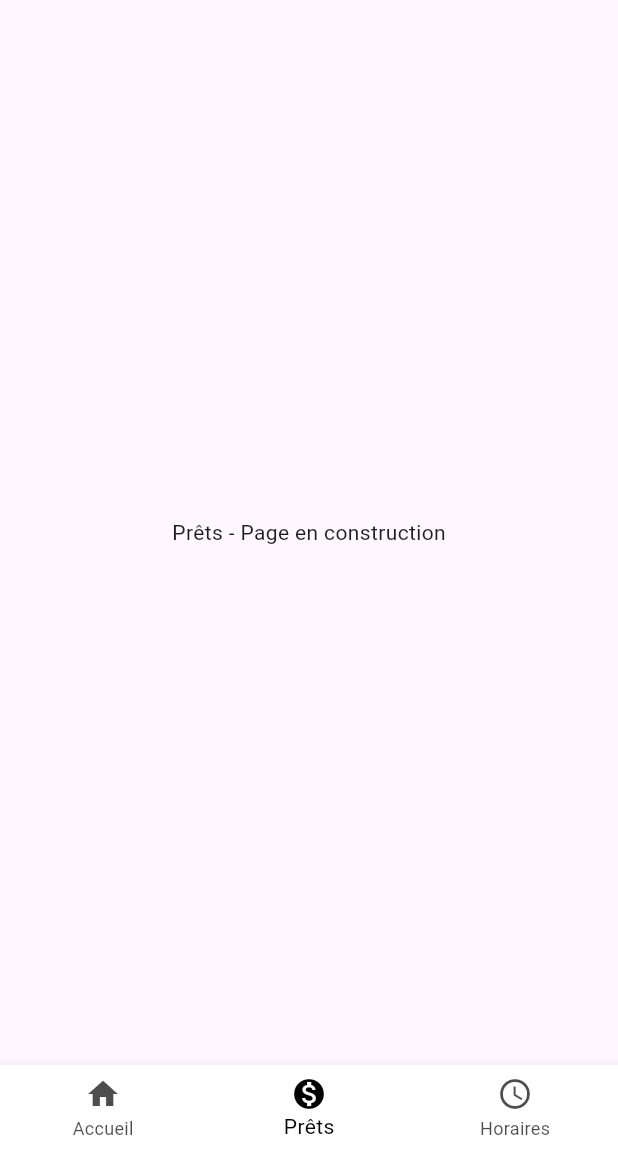
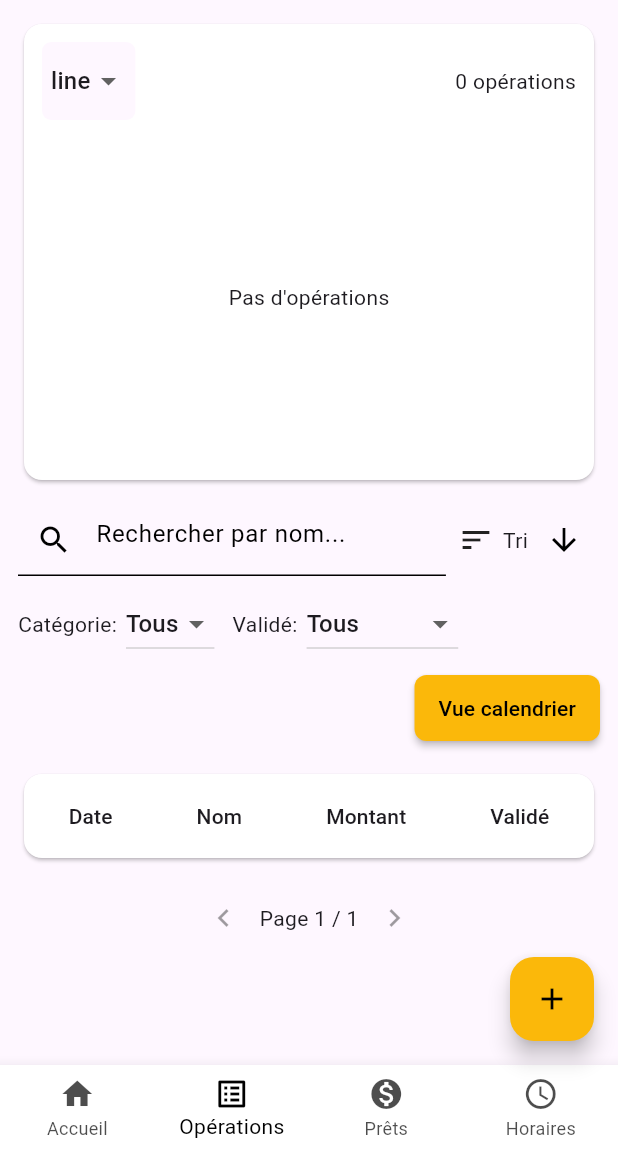
Before and after one commit to FloRobart/econoris_app, a Flutter app: the HomePage screen opened by its route, item 2 of the bottom bar chosen, on a phone screen of 412 x 824 dp, the part 84-1236 px from its top. Run offline on Flutter 3.47's test engine with Material 3 defaults, Android fonts, the phone set to English and light mode, and no system bars; our stand-ins replace fl_chart, flutter_dotenv, package_info_plus, shared_preferences, table_calendar; accounts and stored records are empty.

Commit message:
Ajout de la page des opérations

```diff
--- a/lib/app.dart
+++ b/lib/app.dart
@@ -5,6 +5,7 @@ import 'pages/login_page.dart';
 import 'pages/code_entry_page.dart';
 import 'pages/home_page.dart';
 import 'pages/profile_page.dart';
+import 'pages/operations_page.dart';
 import 'pages/placeholder_page.dart';
 import 'routes/root_router.dart';
 import 'config.dart';
@@ -90,6 +91,7 @@ class EconorisApp extends StatelessWidget {
               return LoginPage.login(initialError: error);
             },
             AppRoutes.home: (ctx) => const HomePage(),
+            AppRoutes.operations: (ctx) => const OperationsPage(),
             AppRoutes.profile: (ctx) => const ProfilePage(),
             AppRoutes.codeEntry: (ctx) {
               final args = ModalRoute.of(ctx)!.settings.arguments as Map<String, dynamic>?;
--- a/lib/navigation/app_routes.dart
+++ b/lib/navigation/app_routes.dart
@@ -4,6 +4,7 @@ class AppRoutes {
   static const String root = '/';
   static const String login = '/login';
   static const String home = '/home';
+  static const String operations = '/operations';
   static const String profile = '/profile';
   static const String codeEntry = '/code_entry';
   static const String placeholder = '/placeholder';
--- /dev/null
+++ b/lib/pages/operations_page.dart
@@ -0,0 +1,264 @@
+// ignore_for_file: use_build_context_synchronously
+
+import 'dart:convert';
+import 'package:flutter/material.dart';
+import 'package:shared_preferences/shared_preferences.dart';
+import 'package:intl/intl.dart';
+
+import '../models/operation.dart';
+import '../services/api_service.dart';
+import '../widgets/app_scaffold.dart';
+import '../navigation/app_routes.dart';
+import '../widgets/operations_chart.dart';
+import 'calendar_page.dart';
+import '../widgets/operation_dialogs.dart';
+import '../widgets/add_operation_fab.dart';
+
+class OperationsPage extends StatefulWidget {
+  const OperationsPage({super.key});
+  @override
+  State<OperationsPage> createState() => _OperationsPageState();
+}
+
+class _OperationsPageState extends State<OperationsPage> {
+  List<Operation> _operations = [];
+  String? _jwt;
+  bool _loading = false;
+  String? _error;
+
+  // UI state
+  String _chartType = 'line';
+  bool _tableView = true;
+  String _search = '';
+  String _sortField = 'operations_date';
+  bool _sortAsc = false;
+  String _categoryFilter = 'Tous';
+  String _validateFilter = 'Tous'; // Tous / Validé / Non validé
+
+  // Pagination
+  int _page = 1;
+  static const int _pageSize = 15;
+
+  @override
+  void initState() {
+    super.initState();
+    _init();
+  }
+
+  Future<void> _init() async {
+    final sp = await SharedPreferences.getInstance();
+    setState(() { _jwt = sp.getString('jwt'); });
+    await _fetchOperations();
+  }
+
+  Future<void> _fetchOperations() async {
+    if (_jwt == null) {
+      setState(() { _loading = false; _error = null; _operations = []; });
+      return;
+    }
+    setState(() { _loading = true; _error = null; });
+    try {
+      final resp = await ApiService.getOperations(_jwt!);
+      if (resp.statusCode >= 200 && resp.statusCode < 300) {
+        final body = resp.body;
+        if (body.isEmpty) {
+          setState(() { _operations = []; _loading = false; });
+          return;
+        }
+        final parsed = jsonDecode(body);
+        List<dynamic> list;
+        if (parsed is List) list = parsed;
+        else if (parsed is Map && parsed['rows'] is List) list = parsed['rows'];
+        else if (parsed is Map && parsed['data'] is List) list = parsed['data'];
+        else if (parsed is Map && parsed['operations'] is List) list = parsed['operations'];
+        else if (parsed is Map) list = [parsed];
+        else list = [];
+
+        final ops = list.map((e) => Operation.fromJson(Map<String, dynamic>.from(e as Map))).toList();
+        ops.sort((a, b) => b.levyDate.compareTo(a.levyDate));
+        setState(() { _operations = ops; _loading = false; _page = 1; });
+      } else {
+        String msg = 'Erreur (${resp.statusCode})';
+        try {
+          final parsed = jsonDecode(resp.body);
+          if (parsed is Map && parsed.containsKey('error')) msg = parsed['error'].toString();
+        } catch (_) {}
+        setState(() { _error = msg; _loading = false; });
+      }
+    } catch (e) {
+      setState(() { _error = e.toString(); _loading = false; });
+    }
+  }
+
+  List<Operation> get _filteredSorted {
+    var list = _operations.where((op) {
+      if (_categoryFilter != 'Tous' && op.category != _categoryFilter) return false;
+      if (_validateFilter == 'Validé' && !op.isValidate) return false;
+      if (_validateFilter == 'Non validé' && op.isValidate) return false;
+      if (_search.isNotEmpty) {
+        final s = _search.toLowerCase();
+        return op.label.toLowerCase().contains(s) || (op.source ?? '').toLowerCase().contains(s) || (op.destination ?? '').toLowerCase().contains(s);
+      }
+      return true;
+    }).toList();
+
+    list.sort((a, b) {
+      int res = 0;
+      switch (_sortField) {
+        case 'operations_amount': res = a.amount.compareTo(b.amount); break;
+        case 'operations_name': res = a.label.compareTo(b.label); break;
+        case 'operations_date': res = a.levyDate.compareTo(b.levyDate); break;
+        case 'operations_id': res = a.id.compareTo(b.id); break;
+        default: res = a.levyDate.compareTo(b.levyDate);
+      }
+      return _sortAsc ? res : -res;
+    });
+
+    return list;
+  }
+
+  void _openDetail(Operation op) async {
+    final result = await showDialog<String>(context: context, builder: (_) => OperationDetailDialog(operation: op));
+    if (result == 'deleted' || result == 'updated') await _fetchOperations();
+  }
+
+  @override
+  Widget build(BuildContext context) {
+    final ops = _filteredSorted;
+    final categories = ['Tous'] + _operations.map((e) => e.category).toSet().toList();
+    final totalPages = (ops.length / _pageSize).ceil().clamp(1, 9999);
+    final pageItems = ops.skip((_page - 1) * _pageSize).take(_pageSize).toList();
+    final theme = Theme.of(context);
+
+    return AppScaffold(
+      currentIndex: 1,
+      onProfilePressed: (ctx) => Navigator.of(ctx).pushNamed(AppRoutes.profile).then((_) => _init()),
+      floatingActionButton: AddOperationFab(onOperationCreated: (op) => setState(()=> _operations.insert(0, op)), operations: _operations),
+      body: _loading ? const Center(child: CircularProgressIndicator()) : RefreshIndicator(
+        onRefresh: _fetchOperations,
+        child: SingleChildScrollView(
+          physics: const AlwaysScrollableScrollPhysics(),
+          child: Padding(
+            padding: const EdgeInsets.all(12),
+            child: Column(crossAxisAlignment: CrossAxisAlignment.start, children: [
+              if (_error != null) Padding(padding: const EdgeInsets.only(bottom:8.0), child: Text(_error!, style: const TextStyle(color: Colors.red))),
+
+              // Chart card with chart type selector
+              Card(
+                child: Padding(
+                  padding: const EdgeInsets.all(12),
+                  child: Column(crossAxisAlignment: CrossAxisAlignment.start, children: [
+                    Row(children: [
+                      Container(
+                        padding: const EdgeInsets.symmetric(horizontal: 6, vertical: 2),
+                        decoration: BoxDecoration(color: theme.cardColor.withAlpha((0.95 * 255).toInt()), borderRadius: BorderRadius.circular(6)),
+                        child: DropdownButton<String>(
+                          value: _chartType,
+                          dropdownColor: theme.cardColor,
+                          underline: const SizedBox.shrink(),
+                          items: ['line', 'bar', 'pie'].map((s) => DropdownMenuItem(value: s, child: Text(s))).toList(),
+                          onChanged: (v) => setState(() => _chartType = v!),
+                        ),
+                      ),
+                      const Spacer(),
+                      Text('${ops.length} opérations', style: theme.textTheme.bodyMedium),
+                    ]),
+                    const SizedBox(height: 8),
+                    SizedBox(height: 220, child: OperationsChart(operations: ops, chartType: _chartType)),
+                  ]),
+                ),
+              ),
+
+              const SizedBox(height: 12),
+
+              // Controls: search, filters, sort
+              Row(children: [
+                Expanded(
+                  child: TextField(
+                    decoration: const InputDecoration(prefixIcon: Icon(Icons.search), hintText: 'Rechercher par nom...'),
+                    onChanged: (v) => setState(() { _search = v; _page = 1; }),
+                  ),
+                ),
+                const SizedBox(width: 8),
+                PopupMenuButton<String>(
+                  tooltip: 'Tri',
+                  onSelected: (v) => setState(() { _sortField = v; }),
+                  child: Row(children: const [Icon(Icons.sort), SizedBox(width:6), Text('Tri')]),
+                  itemBuilder: (_) => const [
+                    PopupMenuItem(value: 'operations_date', child: Text('Date')),
+                    PopupMenuItem(value: 'operations_name', child: Text('Nom')),
+                    PopupMenuItem(value: 'operations_amount', child: Text('Montant')),
+                    PopupMenuItem(value: 'operations_id', child: Text('ID')),
+                  ],
+                ),
+                IconButton(icon: Icon(_sortAsc ? Icons.arrow_upward : Icons.arrow_downward), onPressed: () => setState(() => _sortAsc = !_sortAsc)),
+              ]),
+
+              const SizedBox(height: 8),
+
+              Row(children: [
+                const Text('Catégorie:'),
+                const SizedBox(width: 6),
+                DropdownButton<String>(value: _categoryFilter, items: categories.map((c) => DropdownMenuItem(value: c, child: Text(c))).toList(), onChanged: (v) => setState(() { _categoryFilter = v!; _page = 1; })),
+                const SizedBox(width: 12),
+                const Text('Validé:'),
+                const SizedBox(width: 6),
+                DropdownButton<String>(value: _validateFilter, items: ['Tous', 'Validé', 'Non validé'].map((c) => DropdownMenuItem(value: c, child: Text(c))).toList(), onChanged: (v) => setState(() { _validateFilter = v!; _page = 1; })),
+              ]),
+
+              // Toggle button moved to its own line to avoid overflow on small screens
+              Padding(
+                padding: const EdgeInsets.only(top: 8.0, bottom: 4.0),
+                child: Align(alignment: Alignment.centerRight, child: ElevatedButton(onPressed: () => setState(() => _tableView = !_tableView), child: Text(_tableView ? 'Vue calendrier' : 'Vue tableau'))),
+              ),
+
+              const SizedBox(height: 12),
+
+              // List / table (toggle between DataTable and calendar view)
+              if (_tableView) ...[
+                Padding(
+                  padding: const EdgeInsets.only(bottom: 12.0),
+                  child: Card(
+                    child: Center(
+                      child: SingleChildScrollView(
+                        scrollDirection: Axis.horizontal,
+                        child: DataTable(
+                          columns: const [
+                            DataColumn(label: Text('Date')),
+                            DataColumn(label: Text('Nom')),
+                            DataColumn(label: Text('Montant'), numeric: true),
+                            DataColumn(label: Text('Validé')),
+                          ],
+                          rows: pageItems.map((o) => DataRow(cells: [
+                            DataCell(Text(DateFormat('yyyy-MM-dd').format(o.levyDate)), onTap: () => _openDetail(o)),
+                            DataCell(Text(o.label), onTap: () => _openDetail(o)),
+                            DataCell(Text(o.amount.toStringAsFixed(2)), onTap: () => _openDetail(o)),
+                            DataCell(Icon(o.isValidate ? Icons.check_circle : Icons.remove_circle), onTap: () => _openDetail(o)),
+                          ])).toList(),
+                        ),
+                      ),
+                    ),
+                  ),
+                ),
+              ] else ...[
+                // When embedded in the operations page we disable CalendarPage's
+                // internal scrolling so the outer page scroll is used instead.
+                CalendarPage(operations: ops, onOperationTap: (op) => _openDetail(op), noScroll: true),
+              ],
+
+              // Pagination controls (mobile-friendly) - only for table view
+              if (_tableView)
+                Row(mainAxisAlignment: MainAxisAlignment.center, children: [
+                  IconButton(icon: const Icon(Icons.chevron_left), onPressed: _page > 1 ? () => setState(() => _page--) : null),
+                  Text('Page $_page / $totalPages'),
+                  IconButton(icon: const Icon(Icons.chevron_right), onPressed: _page < totalPages ? () => setState(() => _page++) : null),
+                ]),
+
+              const SizedBox(height: 40),
+            ]),
+          ),
+        ),
+      ),
+    );
+  }
+}
--- a/lib/pages/placeholder_page.dart
+++ b/lib/pages/placeholder_page.dart
@@ -7,8 +7,9 @@ class PlaceholderPage extends StatelessWidget {
   const PlaceholderPage({super.key, required this.title});
 
   int _indexForTitle() {
-    if (title.toLowerCase().contains('prêt') || title.toLowerCase().contains('prêts')) return 1;
-    if (title.toLowerCase().contains('horaire') || title.toLowerCase().contains('horaires')) return 2;
+    if (title.toLowerCase().contains('opération') || title.toLowerCase().contains('opérations')) return 1;
+    if (title.toLowerCase().contains('prêt') || title.toLowerCase().contains('prêts')) return 2;
+    if (title.toLowerCase().contains('horaire') || title.toLowerCase().contains('horaires')) return 3;
     return 0;
   }
 
--- a/lib/widgets/app_scaffold.dart
+++ b/lib/widgets/app_scaffold.dart
@@ -35,8 +35,9 @@ class AppScaffold extends StatelessWidget {
     // so pages don't pile up on top of each other. Use pushNamedAndRemoveUntil
     // to leave only the newly selected route on the stack.
     if (i == 0) Navigator.of(context).pushNamedAndRemoveUntil(AppRoutes.home, (r) => r.isFirst);
-    if (i == 1) Navigator.of(context).pushNamedAndRemoveUntil(AppRoutes.placeholder, (r) => r.isFirst, arguments: {'title': 'Prêts'});
-    if (i == 2) Navigator.of(context).pushNamedAndRemoveUntil(AppRoutes.placeholder, (r) => r.isFirst, arguments: {'title': 'Horaires'});
+    if (i == 1) Navigator.of(context).pushNamedAndRemoveUntil(AppRoutes.operations, (r) => r.isFirst);
+    if (i == 2) Navigator.of(context).pushNamedAndRemoveUntil(AppRoutes.placeholder, (r) => r.isFirst, arguments: {'title': 'Prêts'});
+    if (i == 3) Navigator.of(context).pushNamedAndRemoveUntil(AppRoutes.placeholder, (r) => r.isFirst, arguments: {'title': 'Horaires'});
   }
 
   @override
@@ -146,6 +147,7 @@ class AppScaffold extends StatelessWidget {
         type: BottomNavigationBarType.fixed,
         items: const [
           BottomNavigationBarItem(icon: Icon(Icons.home), label: 'Accueil'),
+          BottomNavigationBarItem(icon: Icon(Icons.list_alt), label: 'Opérations'),
           BottomNavigationBarItem(icon: Icon(Icons.monetization_on), label: 'Prêts'),
           BottomNavigationBarItem(icon: Icon(Icons.access_time), label: 'Horaires'),
         ],
```
Also changed, not shown: lib/pages/calendar_page.dart (+18 -6 lines).
